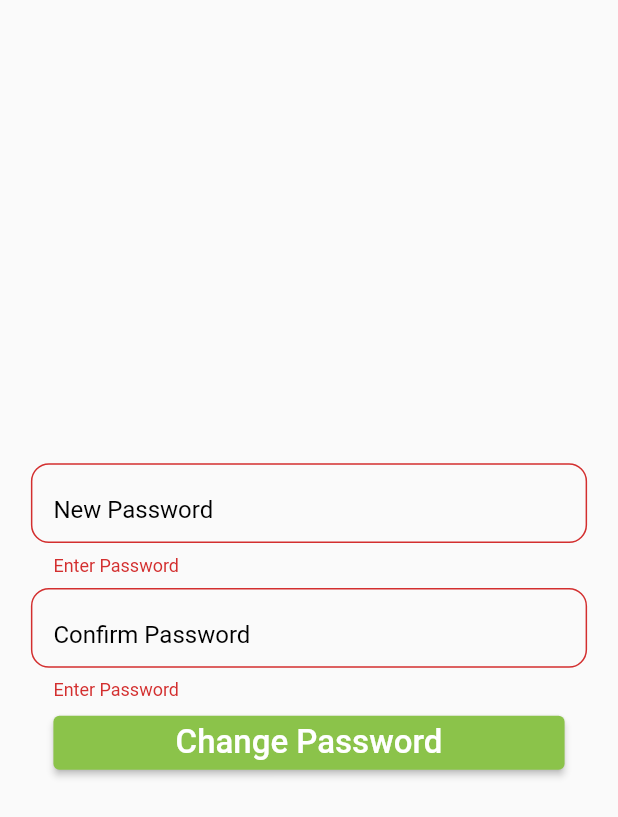
After one commit to RhodesRamesh/usermgmt, a Flutter app: the ForgotPswdPage screen opened by its route, after a tap on "Change Password", on a phone screen of 412 x 824 dp. The commit adds this screen. Shown: the top 817 px of the screen. Run offline on Flutter 3.47's test engine with Material 2 defaults, Android fonts, the phone set to English and light mode, and no system bars; our stand-ins replace cloud_firestore, firebase_core, flutter_svg, get, logger; accounts and stored records are empty; statements that could not run were skipped.

Commit message:
added, forget password

```diff
--- /dev/null
+++ b/lib/resources/dimen.dart
@@ -0,0 +1,3 @@
+mixin Dimension{
+  var borderR = 10;
+}
--- a/lib/routers/router.dart
+++ b/lib/routers/router.dart
@@ -1,4 +1,5 @@
 import 'package:get/get.dart';
+import 'package:user_management/screens/forgotpswd/forgotPswdPage.dart';
 import 'package:user_management/screens/login/loginPage.dart';
 import 'package:user_management/screens/splashscreen/splashscreen.dart';
 import 'package:user_management/screens/users/addUser.dart';
@@ -9,10 +10,12 @@ class GetPageRouter {
   static String userListRoute = "/userList";
   static String userAddRoute = "/userAdd";
   static String loginPageRoute = "/loginPage";
+  static String forgotPswdPageRoute = "/forgotPswdPage";
   static final routes = [
     GetPage(name: splashScreenRoute, page: () => const SplashScreen()),
     GetPage(name: userListRoute, page: () => const UserList()),
     GetPage(name: userAddRoute, page: () => const UserAdd()),
     GetPage(name: loginPageRoute, page: () => const LoginPage()),
+    GetPage(name: forgotPswdPageRoute, page: () =>  const ForgotPswdPage()),
   ];
 }
--- /dev/null
+++ b/lib/screens/forgotpswd/forgotPswdPage.dart
@@ -0,0 +1,157 @@
+import 'package:cloud_firestore/cloud_firestore.dart';
+import 'package:flutter/material.dart';
+import 'package:flutter/services.dart';
+import 'package:get/get.dart';
+import 'package:user_management/resources/borderDesigns.dart';
+import 'package:user_management/screens/fireStore/dots.dart';
+
+class ForgotPswdPage extends StatefulWidget {
+  const ForgotPswdPage({Key? key}) : super(key: key);
+
+  @override
+  State<ForgotPswdPage> createState() => _ForgotPswdPageState();
+}
+
+class _ForgotPswdPageState extends State<ForgotPswdPage>with BorderDesign {
+  String strPassword = "";
+  String strConfirmPassword= "";
+  double borderRadius = 12;
+  final GlobalKey<FormState> _formKey = GlobalKey<FormState>();
+
+  String docId = "";
+
+  @override
+  void initState() {
+    // TODO: implement initState
+    docId = Get.arguments;
+    super.initState();
+  }
+
+  @override
+  Widget build(BuildContext context) {
+    return Scaffold(
+      body:Form(
+        key: _formKey,
+        child: Container(
+          padding: EdgeInsets.symmetric(horizontal: MediaQuery.of(context).size.width * 0.05),
+          child: Column(
+            mainAxisAlignment: MainAxisAlignment.center,
+            mainAxisSize: MainAxisSize.max,
+            children:[
+              showPasswordTextField("New Password"),
+              showConfirmPasswordTextField("Confirm Password"),
+              Row(
+                children: [
+                  Expanded(
+                    child: Padding(
+                      padding: const EdgeInsets.symmetric(horizontal: 15),
+                      child: ElevatedButton(
+                          onPressed: () {
+                            if (_formKey.currentState!.validate()) {
+                              _formKey.currentState!.save();
+                              changePassword();
+                            }
+                          },
+                          child: const Text(
+                            "Change Password",
+                            style: TextStyle(color: Colors.white, fontSize: 22),
+                          )),
+                    ),
+                  ),
+                ],
+              )
+
+            ]
+          ),
+        ),
+      )
+    );
+  }
+  Widget showPasswordTextField(String label) {
+    RxBool showPwsd = false.obs;
+    return Obx(
+      ()=> Padding(
+        padding: const EdgeInsets.symmetric(vertical: 4),
+        child: TextFormField(
+          keyboardType: TextInputType.text,
+          inputFormatters: [LengthLimitingTextInputFormatter(15)],
+          obscureText: showPwsd.value,
+          decoration: InputDecoration(
+            isDense: true,
+            contentPadding: const EdgeInsets.only(left: 15, top: 15, bottom: 10, right: 15),
+            hintText: label,
+            hintStyle: const TextStyle(color: Colors.black),
+            border: inputdecBorderStyle(borderRadius),
+            enabledBorder: inputdecEnableborderStyle(borderRadius),
+            focusedBorder: inputdecFocusedborderStyle(borderRadius),
+              suffix: showPwsd.value
+                  ? InkWell(onTap: () => showPwsd.value = !showPwsd.value, child: const Icon(Icons.visibility))
+                  : InkWell(onTap: () => showPwsd.value = !showPwsd.value, child: const Icon(Icons.visibility_off))
+          ),
+          validator: (value) {
+            if (value!.isEmpty) {
+              return "Enter Password";
+            }
+            return null;
+          },
+          onSaved: (value) {
+            strPassword = value ?? "";
+          },
+        ),
+      ),
+    );
+  }
+
+  Widget showConfirmPasswordTextField(String label) {
+    RxBool showPwsd = false.obs;
+    return Obx(
+      ()=>Padding(
+        padding: const EdgeInsets.symmetric(vertical: 4),
+        child: TextFormField(
+          keyboardType: TextInputType.text,
+          inputFormatters: [LengthLimitingTextInputFormatter(15)],
+          obscureText: showPwsd.value,
+          decoration: InputDecoration(
+            isDense: true,
+            contentPadding: const EdgeInsets.only(left: 15, top: 15, bottom: 10, right: 15),
+            hintText: label,
+            hintStyle: const TextStyle(color: Colors.black),
+            border: inputdecBorderStyle(borderRadius),
+            enabledBorder: inputdecEnableborderStyle(borderRadius),
+            focusedBorder: inputdecFocusedborderStyle(borderRadius),
+              suffix: showPwsd.value
+                  ? InkWell(onTap: () => showPwsd.value = !showPwsd.value, child: const Icon(Icons.visibility))
+                  : InkWell(onTap: () => showPwsd.value = !showPwsd.value, child: const Icon(Icons.visibility_off))
+          ),
+          validator: (value) {
+            if (value!.isEmpty) {
+              return "Enter Password";
+            }
+            return null;
+          },
+          onSaved: (value) {
+            strConfirmPassword = value ?? "";
+          },
+        ),
+      ),
+    );
+  }
+
+  void changePassword(){
+    if(strPassword==strConfirmPassword){
+      FirebaseFirestore.instance.collection(FireStoreDots.userCollection).doc(docId).update({
+        "password":strConfirmPassword
+      }).then((value) async {
+        await ScaffoldMessenger.of(context).showSnackBar(const SnackBar(
+          content: Text("Password Updated"),
+        )).closed;
+        Get.back();
+      });
+    }else{
+      ScaffoldMessenger.of(context).showSnackBar(const SnackBar(
+        content: Text("Password Incorrect"),
+      )).closed;
+    }
+  }
+
+}
--- a/pubspec.yaml
+++ b/pubspec.yaml
@@ -33,6 +33,7 @@ dependencies:
   get: ^4.6.5
   logger: ^1.1.0
   firebase_core: ^2.4.0
+  flutter_svg: ^1.1.6
 
 
 
@@ -62,9 +63,8 @@ flutter:
   uses-material-design: true
 
   # To add assets to your application, add an assets section, like this:
-  # assets:
-  #   - images/a_dot_burr.jpeg
-  #   - images/a_dot_ham.jpeg
+  assets:
+    - assets/logo/
 
   # An image asset can refer to one or more resolution-specific "variants", see
   # https://flutter.dev/assets-and-images/#resolution-aware
```
Also changed, not shown: lib/screens/fireStore/entity/User.dart (+4 -4 lines), lib/screens/login/loginPage.dart (+100 -12 lines), assets/logo/usermgmt.svg (added), pubspec.lock.
